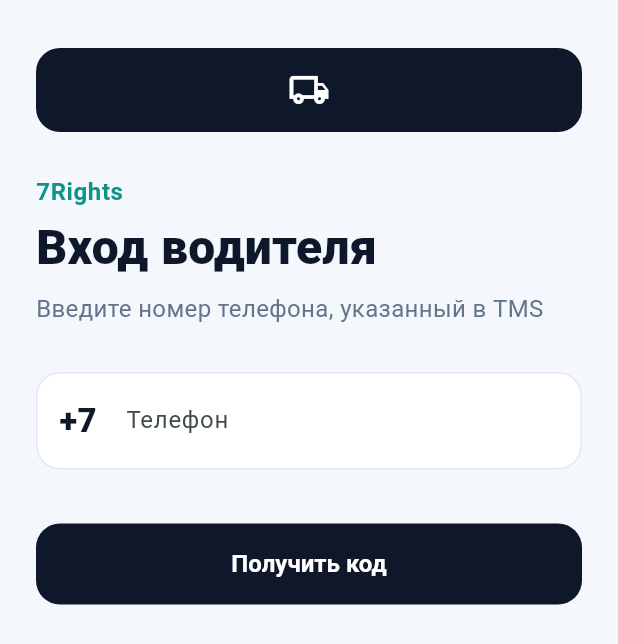
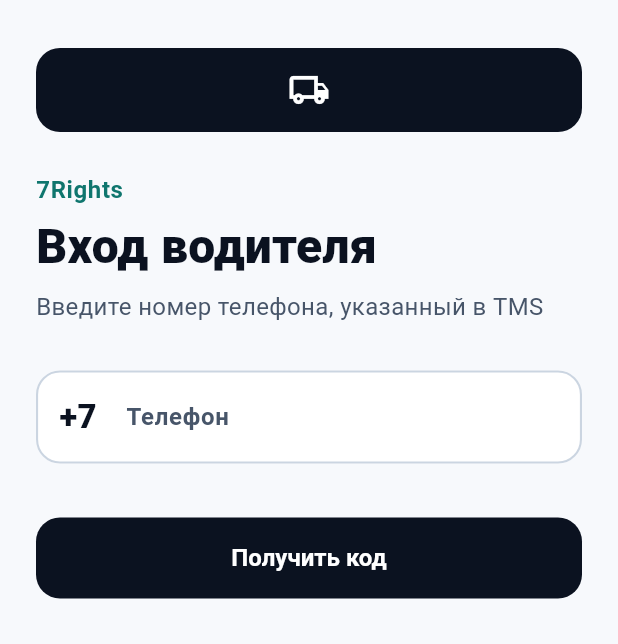
Before and after one commit to kimalexandr/driver-app, a Flutter app: the screen it shows after launch, on a phone screen of 412 x 824 dp. Shown: the top 644 px of the screen. Run offline on Flutter 3.47's test engine with Material 3 defaults, Android fonts, the phone set to English and light mode, and no system bars; our stand-ins replace flutter_local_notifications, flutter_secure_storage, geolocator, image_picker, permission_handler; missing offline and left inert: flutter_rustore_push; accounts and stored records are empty.

Commit message:
fix: читаемый контраст текста и поля телефона
В тёмной теме номер рисовался navy на тёмном input. Фиксируем ColorScheme, светлую тему по умолчанию и цвет текста из onSurface.

Co-authored-by: Cursor <cursoragent@cursor.com>

```diff
--- a/lib/main.dart
+++ b/lib/main.dart
@@ -148,7 +148,9 @@ class _DriverAppState extends State<DriverApp> {
         title: '7Rights Driver',
         theme: AppTheme.light(),
         darkTheme: AppTheme.dark(),
-        themeMode: ThemeMode.system,
+        // Светлая по умолчанию: тёмный текст всегда читаем на дороге.
+        // Системная тёмная тема тоже поддерживается с высоким контрастом.
+        themeMode: ThemeMode.light,
         home: !_ready
             ? const Scaffold(
                 backgroundColor: AppColors.sand,
--- a/lib/screens/verification_screen.dart
+++ b/lib/screens/verification_screen.dart
@@ -225,9 +225,10 @@ class _VerificationScreenState extends State<VerificationScreen> {
                       textInputAction: index == 3
                           ? TextInputAction.done
                           : TextInputAction.next,
-                      style: const TextStyle(
+                      style: TextStyle(
                         fontSize: 28,
                         fontWeight: FontWeight.w700,
+                        color: Theme.of(context).colorScheme.onSurface,
                       ),
                       decoration: const InputDecoration(
                         counterText: '',
--- a/lib/theme/app_theme.dart
+++ b/lib/theme/app_theme.dart
@@ -1,34 +1,41 @@
 import 'package:flutter/material.dart';
 
-/// Холодная логистическая палитра: slate + teal, без «песочного» фона.
+/// Высокий контраст для водителя: тёмный текст на светлом фоне.
 class AppColors {
-  static const navy = Color(0xFF0F172A);
-  static const ink = Color(0xFF1E293B);
-  static const sand = Color(0xFFF4F7FB);
+  static const navy = Color(0xFF0B1220);
+  static const ink = Color(0xFF1A2332);
+  static const sand = Color(0xFFF7F9FC);
   static const card = Color(0xFFFFFFFF);
-  static const orange = Color(0xFF0D9488);
-  static const amber = Color(0xFFF59E0B);
-  static const green = Color(0xFF059669);
-  static const red = Color(0xFFE11D48);
-  static const muted = Color(0xFF64748B);
-  static const line = Color(0xFFE2E8F0);
+  static const orange = Color(0xFF0F766E);
+  static const amber = Color(0xFFD97706);
+  static const green = Color(0xFF047857);
+  static const red = Color(0xFFDC2626);
+  static const muted = Color(0xFF475569);
+  static const line = Color(0xFFCBD5E1);
   static const softTeal = Color(0xFFCCFBF1);
   static const softSky = Color(0xFFE0F2FE);
 
   static const nightBg = Color(0xFF020617);
-  static const nightCard = Color(0xFF0F172A);
-  static const nightLine = Color(0xFF1E293B);
+  static const nightCard = Color(0xFF111827);
+  static const nightLine = Color(0xFF334155);
+  static const nightText = Color(0xFFF8FAFC);
+  static const nightMuted = Color(0xFF94A3B8);
 }
 
 class AppTheme {
   static ThemeData light() {
-    final scheme = ColorScheme.fromSeed(
-      seedColor: AppColors.orange,
+    const scheme = ColorScheme(
+      brightness: Brightness.light,
       primary: AppColors.navy,
+      onPrimary: Colors.white,
       secondary: AppColors.orange,
-      surface: AppColors.sand,
+      onSecondary: Colors.white,
       error: AppColors.red,
-      brightness: Brightness.light,
+      onError: Colors.white,
+      surface: AppColors.card,
+      onSurface: AppColors.navy,
+      surfaceContainerHighest: AppColors.sand,
+      outline: AppColors.line,
     );
     return _base(
       scheme: scheme,
@@ -39,17 +46,24 @@ class AppTheme {
       appBarFg: Colors.white,
       inputFill: Colors.white,
       buttonBg: AppColors.navy,
+      bodyColor: AppColors.navy,
+      mutedColor: AppColors.muted,
     );
   }
 
   static ThemeData dark() {
-    final scheme = ColorScheme.fromSeed(
-      seedColor: AppColors.orange,
-      primary: const Color(0xFF5EEAD4),
+    const scheme = ColorScheme(
+      brightness: Brightness.dark,
+      primary: Color(0xFF2DD4BF),
+      onPrimary: AppColors.navy,
       secondary: AppColors.amber,
+      onSecondary: AppColors.navy,
+      error: Color(0xFFF87171),
+      onError: AppColors.navy,
       surface: AppColors.nightCard,
-      error: AppColors.red,
-      brightness: Brightness.dark,
+      onSurface: AppColors.nightText,
+      surfaceContainerHighest: Color(0xFF1E293B),
+      outline: AppColors.nightLine,
     );
     return _base(
       scheme: scheme,
@@ -57,9 +71,11 @@ class AppTheme {
       card: AppColors.nightCard,
       line: AppColors.nightLine,
       appBarBg: AppColors.nightCard,
-      appBarFg: Colors.white,
-      inputFill: const Color(0xFF111827),
+      appBarFg: AppColors.nightText,
+      inputFill: const Color(0xFF1E293B),
       buttonBg: const Color(0xFF0F766E),
+      bodyColor: AppColors.nightText,
+      mutedColor: AppColors.nightMuted,
     );
   }
 
@@ -72,13 +88,38 @@ class AppTheme {
     required Color appBarFg,
     required Color inputFill,
     required Color buttonBg,
+    required Color bodyColor,
+    required Color mutedColor,
   }) {
+    final textTheme = TextTheme(
+      bodyLarge: TextStyle(color: bodyColor, fontSize: 16, height: 1.35),
+      bodyMedium: TextStyle(color: bodyColor, fontSize: 14, height: 1.35),
+      bodySmall: TextStyle(color: mutedColor, fontSize: 13, height: 1.3),
+      titleLarge: TextStyle(
+        color: bodyColor,
+        fontSize: 22,
+        fontWeight: FontWeight.w800,
+      ),
+      titleMedium: TextStyle(
+        color: bodyColor,
+        fontSize: 18,
+        fontWeight: FontWeight.w800,
+      ),
+      labelLarge: TextStyle(
+        color: bodyColor,
+        fontSize: 14,
+        fontWeight: FontWeight.w700,
+      ),
+    );
+
     return ThemeData(
       useMaterial3: true,
       colorScheme: scheme,
       scaffoldBackgroundColor: scaffold,
       cardColor: card,
       dividerColor: line,
+      textTheme: textTheme,
+      primaryTextTheme: textTheme,
       appBarTheme: AppBarTheme(
         backgroundColor: appBarBg,
         foregroundColor: appBarFg,
@@ -98,14 +139,20 @@ class AppTheme {
       inputDecorationTheme: InputDecorationTheme(
         filled: true,
         fillColor: inputFill,
+        labelStyle: TextStyle(color: mutedColor, fontWeight: FontWeight.w600),
+        floatingLabelStyle: TextStyle(
+          color: scheme.secondary,
+          fontWeight: FontWeight.w700,
+        ),
+        hintStyle: TextStyle(color: mutedColor.withValues(alpha: 0.7)),
         border: OutlineInputBorder(borderRadius: BorderRadius.circular(16)),
         enabledBorder: OutlineInputBorder(
           borderRadius: BorderRadius.circular(16),
-          borderSide: BorderSide(color: line),
+          borderSide: BorderSide(color: line, width: 1.4),
         ),
         focusedBorder: OutlineInputBorder(
           borderRadius: BorderRadius.circular(16),
-          borderSide: const BorderSide(color: AppColors.orange, width: 1.8),
+          borderSide: BorderSide(color: scheme.secondary, width: 2),
         ),
       ),
       elevatedButtonTheme: ElevatedButtonThemeData(
@@ -120,19 +167,16 @@ class AppTheme {
       ),
       outlinedButtonTheme: OutlinedButtonThemeData(
         style: OutlinedButton.styleFrom(
-          foregroundColor: AppColors.navy,
+          foregroundColor: bodyColor,
           minimumSize: const Size(double.infinity, 54),
-          side: const BorderSide(color: AppColors.line, width: 1.4),
+          side: BorderSide(color: line, width: 1.5),
           shape: RoundedRectangleBorder(borderRadius: BorderRadius.circular(16)),
           textStyle: const TextStyle(fontSize: 16, fontWeight: FontWeight.w700),
         ),
       ),
       chipTheme: ChipThemeData(
         backgroundColor: AppColors.softTeal,
-        labelStyle: const TextStyle(
-          color: AppColors.navy,
-          fontWeight: FontWeight.w700,
-        ),
+        labelStyle: TextStyle(color: bodyColor, fontWeight: FontWeight.w700),
         shape: RoundedRectangleBorder(borderRadius: BorderRadius.circular(10)),
       ),
     );
--- a/lib/widgets/ru_phone_field.dart
+++ b/lib/widgets/ru_phone_field.dart
@@ -34,18 +34,24 @@ class RuPhoneField extends StatelessWidget {
 
   @override
   Widget build(BuildContext context) {
+    final scheme = Theme.of(context).colorScheme;
+    final isDark = Theme.of(context).brightness == Brightness.dark;
+    final textColor = scheme.onSurface;
+    final muted = isDark ? AppColors.nightMuted : AppColors.muted;
+
     return TextFormField(
       controller: controller,
       validator: validator,
       onChanged: onChanged,
       keyboardType: TextInputType.phone,
+      cursorColor: scheme.secondary,
       inputFormatters: const [RuPhoneInputFormatter()],
-      style: const TextStyle(
+      style: TextStyle(
         fontSize: 22,
         fontWeight: FontWeight.w700,
         letterSpacing: 0.4,
-        color: AppColors.navy,
-        fontFeatures: [FontFeature.tabularFigures()],
+        color: textColor,
+        fontFeatures: const [FontFeature.tabularFigures()],
       ),
       decoration: InputDecoration(
         labelText: 'Телефон',
@@ -54,10 +60,10 @@ class RuPhoneField extends StatelessWidget {
           fontSize: 22,
           fontWeight: FontWeight.w600,
           letterSpacing: 0.4,
-          color: AppColors.muted.withValues(alpha: 0.45),
+          color: muted.withValues(alpha: 0.55),
           fontFeatures: const [FontFeature.tabularFigures()],
         ),
-        prefixIcon: const SizedBox(
+        prefixIcon: SizedBox(
           width: 56,
           child: Center(
             child: Text(
@@ -65,7 +71,7 @@ class RuPhoneField extends StatelessWidget {
               style: TextStyle(
                 fontSize: 22,
                 fontWeight: FontWeight.w800,
-                color: AppColors.navy,
+                color: textColor,
               ),
             ),
           ),
```
